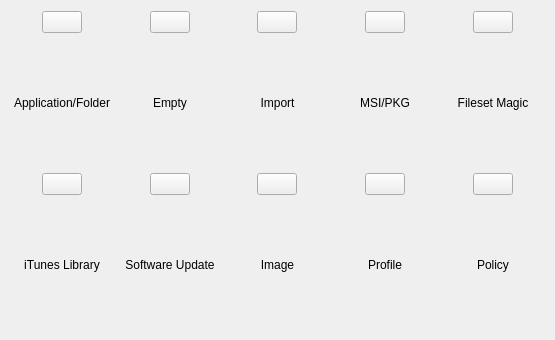
First picture: the form in FWAdminLib/CreateNewFilesetDlg.ui, repository fw-dev/translations, before the edit.
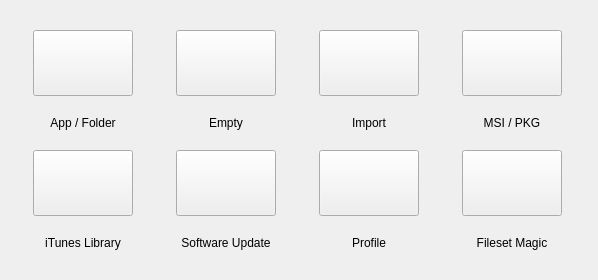
Second picture: the form after the edit. Icons and pictures are not drawn.

Patch:
```diff
--- a/FWAdminLib/CreateNewFilesetDlg.ui
+++ b/FWAdminLib/CreateNewFilesetDlg.ui
@@ -6,8 +6,8 @@
    <rect>
     <x>0</x>
     <y>0</y>
-    <width>555</width>
-    <height>340</height>
+    <width>598</width>
+    <height>280</height>
    </rect>
   </property>
   <property name="sizePolicy">
@@ -16,24 +16,48 @@
     <verstretch>0</verstretch>
    </sizepolicy>
   </property>
-  <property name="maximumSize">
-   <size>
-    <width>1024</width>
-    <height>2823</height>
-   </size>
-  </property>
   <property name="windowTitle">
    <string>Create New Fileset</string>
   </property>
   <layout class="QGridLayout" name="gridLayout">
+   <property name="horizontalSpacing">
+    <number>40</number>
+   </property>
+   <property name="verticalSpacing">
+    <number>20</number>
+   </property>
+   <property name="margin">
+    <number>30</number>
+   </property>
+   <item row="1" column="0">
+    <widget class="QLabel" name="labelFolder">
+     <property name="sizePolicy">
+      <sizepolicy hsizetype="Preferred" vsizetype="Fixed">
+       <horstretch>0</horstretch>
+       <verstretch>0</verstretch>
+      </sizepolicy>
+     </property>
+     <property name="maximumSize">
+      <size>
+       <width>100</width>
+       <height>16777215</height>
+      </size>
+     </property>
+     <property name="text">
+      <string>App / Folder</string>
+     </property>
+     <property name="alignment">
+      <set>Qt::AlignCenter</set>
+     </property>
+     <property name="wordWrap">
+      <bool>true</bool>
+     </property>
+    </widget>
+   </item>
    <item row="0" column="0">
-    <layout class="QVBoxLayout" name="verticalLayout">
-     <item>
-      <layout class="QHBoxLayout" name="horizontalLayout_2">
-       <item>
         <widget class="QPushButton" name="createFilesetFromFolderPB">
          <property name="sizePolicy">
-          <sizepolicy hsizetype="Fixed" vsizetype="Fixed">
+      <sizepolicy hsizetype="Minimum" vsizetype="Minimum">
            <horstretch>0</horstretch>
            <verstretch>0</verstretch>
           </sizepolicy>
@@ -56,28 +80,112 @@
          </property>
         </widget>
        </item>
-      </layout>
-     </item>
-     <item>
-      <widget class="QLabel" name="labelFolder">
+   <item row="0" column="2">
+    <widget class="QPushButton" name="importFilesetPB">
+     <property name="sizePolicy">
+      <sizepolicy hsizetype="Minimum" vsizetype="Minimum">
+       <horstretch>0</horstretch>
+       <verstretch>0</verstretch>
+      </sizepolicy>
+     </property>
+     <property name="toolTip">
+      <string>Import an existing .fileset file</string>
+     </property>
+     <property name="text">
+      <string/>
+     </property>
+     <property name="icon">
+      <iconset resource="../FileWaveGuiLib/GuiLib.qrc">
+       <normaloff>:/IDI_ICON_FILESET_IMPORT</normaloff>:/IDI_ICON_FILESET_IMPORT</iconset>
+     </property>
+     <property name="iconSize">
+      <size>
+       <width>32</width>
+       <height>32</height>
+      </size>
+     </property>
+    </widget>
+   </item>
+   <item row="1" column="3">
+    <widget class="QLabel" name="labelMSI">
+     <property name="sizePolicy">
+      <sizepolicy hsizetype="Preferred" vsizetype="Fixed">
+       <horstretch>0</horstretch>
+       <verstretch>0</verstretch>
+      </sizepolicy>
+     </property>
+     <property name="maximumSize">
+      <size>
+       <width>100</width>
+       <height>16777215</height>
+      </size>
+     </property>
        <property name="text">
-        <string>Application/Folder</string>
+      <string>MSI / PKG</string>
        </property>
        <property name="alignment">
         <set>Qt::AlignCenter</set>
        </property>
-      </widget>
-     </item>
-    </layout>
+     <property name="wordWrap">
+      <bool>true</bool>
+     </property>
+    </widget>
+   </item>
+   <item row="3" column="0">
+    <widget class="QLabel" name="labelPolicy_2">
+     <property name="sizePolicy">
+      <sizepolicy hsizetype="Preferred" vsizetype="Fixed">
+       <horstretch>0</horstretch>
+       <verstretch>0</verstretch>
+      </sizepolicy>
+     </property>
+     <property name="maximumSize">
+      <size>
+       <width>100</width>
+       <height>16777215</height>
+      </size>
+     </property>
+     <property name="text">
+      <string>iTunes Library</string>
+     </property>
+     <property name="alignment">
+      <set>Qt::AlignCenter</set>
+     </property>
+     <property name="wordWrap">
+      <bool>true</bool>
+     </property>
+    </widget>
+   </item>
+   <item row="2" column="0">
+    <widget class="QPushButton" name="createFilesetiTunesPB">
+     <property name="sizePolicy">
+      <sizepolicy hsizetype="Minimum" vsizetype="Minimum">
+       <horstretch>0</horstretch>
+       <verstretch>0</verstretch>
+      </sizepolicy>
+     </property>
+     <property name="toolTip">
+      <string>Create a fileset from iTunes Library content</string>
+     </property>
+     <property name="text">
+      <string/>
+     </property>
+     <property name="icon">
+      <iconset resource="../FileWaveGuiLib/GuiLib.qrc">
+       <normaloff>:/IDI_ICON_FILESET_ITUNES</normaloff>:/IDI_ICON_FILESET_ITUNES</iconset>
+     </property>
+     <property name="iconSize">
+      <size>
+       <width>32</width>
+       <height>32</height>
+      </size>
+     </property>
+    </widget>
    </item>
    <item row="0" column="1">
-    <layout class="QVBoxLayout" name="verticalLayout_2">
-     <item>
-      <layout class="QHBoxLayout" name="horizontalLayout_3">
-       <item>
         <widget class="QPushButton" name="emptyFilesetPB">
          <property name="sizePolicy">
-          <sizepolicy hsizetype="Fixed" vsizetype="Fixed">
+      <sizepolicy hsizetype="Minimum" vsizetype="Minimum">
            <horstretch>0</horstretch>
            <verstretch>0</verstretch>
           </sizepolicy>
@@ -100,72 +208,111 @@
          </property>
         </widget>
        </item>
-      </layout>
-     </item>
-     <item>
+   <item row="1" column="1">
       <widget class="QLabel" name="labelEmpty">
+     <property name="sizePolicy">
+      <sizepolicy hsizetype="Preferred" vsizetype="Fixed">
+       <horstretch>0</horstretch>
+       <verstretch>0</verstretch>
+      </sizepolicy>
+     </property>
+     <property name="maximumSize">
+      <size>
+       <width>100</width>
+       <height>16777215</height>
+      </size>
+     </property>
        <property name="text">
         <string>Empty</string>
        </property>
        <property name="alignment">
         <set>Qt::AlignCenter</set>
        </property>
-      </widget>
-     </item>
-    </layout>
-   </item>
-   <item row="0" column="2">
-    <layout class="QVBoxLayout" name="verticalLayout_7">
-     <item>
-      <layout class="QHBoxLayout" name="horizontalLayout_4">
-       <item>
-        <widget class="QPushButton" name="importFilesetPB">
-         <property name="sizePolicy">
-          <sizepolicy hsizetype="Fixed" vsizetype="Fixed">
-           <horstretch>0</horstretch>
-           <verstretch>0</verstretch>
-          </sizepolicy>
-         </property>
-         <property name="toolTip">
-          <string>Import an existing .fileset file</string>
-         </property>
-         <property name="text">
-          <string/>
-         </property>
-         <property name="icon">
-          <iconset resource="../FileWaveGuiLib/GuiLib.qrc">
-           <normaloff>:/IDI_ICON_FILESET_IMPORT</normaloff>:/IDI_ICON_FILESET_IMPORT</iconset>
-         </property>
-         <property name="iconSize">
-          <size>
-           <width>32</width>
-           <height>32</height>
-          </size>
-         </property>
-        </widget>
-       </item>
-      </layout>
-     </item>
-     <item>
+     <property name="wordWrap">
+      <bool>true</bool>
+     </property>
+    </widget>
+   </item>
+   <item row="1" column="2">
       <widget class="QLabel" name="labelImport">
+     <property name="sizePolicy">
+      <sizepolicy hsizetype="Preferred" vsizetype="Fixed">
+       <horstretch>0</horstretch>
+       <verstretch>0</verstretch>
+      </sizepolicy>
+     </property>
+     <property name="maximumSize">
+      <size>
+       <width>100</width>
+       <height>16777215</height>
+      </size>
+     </property>
        <property name="text">
         <string>Import</string>
        </property>
        <property name="alignment">
         <set>Qt::AlignCenter</set>
        </property>
-      </widget>
-     </item>
-    </layout>
+     <property name="wordWrap">
+      <bool>true</bool>
+     </property>
+    </widget>
+   </item>
+   <item row="2" column="1">
+    <widget class="QPushButton" name="createFilesetOSXUpdatesPB">
+     <property name="sizePolicy">
+      <sizepolicy hsizetype="Minimum" vsizetype="Minimum">
+       <horstretch>0</horstretch>
+       <verstretch>0</verstretch>
+      </sizepolicy>
+     </property>
+     <property name="toolTip">
+      <string>Create a fileset based on Software Update content</string>
+     </property>
+     <property name="text">
+      <string/>
+     </property>
+     <property name="icon">
+      <iconset resource="../FileWaveGuiLib/GuiLib.qrc">
+       <normaloff>:/IDI_ICON_FILESET_SW_UPDATE</normaloff>:/IDI_ICON_FILESET_SW_UPDATE</iconset>
+     </property>
+     <property name="iconSize">
+      <size>
+       <width>32</width>
+       <height>32</height>
+      </size>
+     </property>
+    </widget>
+   </item>
+   <item row="3" column="1">
+    <widget class="QLabel" name="label">
+     <property name="sizePolicy">
+      <sizepolicy hsizetype="Preferred" vsizetype="Fixed">
+       <horstretch>0</horstretch>
+       <verstretch>0</verstretch>
+      </sizepolicy>
+     </property>
+     <property name="maximumSize">
+      <size>
+       <width>100</width>
+       <height>16777215</height>
+      </size>
+     </property>
+     <property name="text">
+      <string>Software Update</string>
+     </property>
+     <property name="alignment">
+      <set>Qt::AlignCenter</set>
+     </property>
+     <property name="wordWrap">
+      <bool>true</bool>
+     </property>
+    </widget>
    </item>
    <item row="0" column="3">
-    <layout class="QVBoxLayout" name="verticalLayout_8">
-     <item>
-      <layout class="QHBoxLayout" name="horizontalLayout_5">
-       <item>
         <widget class="QPushButton" name="createFilesetFromPatchPB">
          <property name="sizePolicy">
-          <sizepolicy hsizetype="Fixed" vsizetype="Fixed">
+      <sizepolicy hsizetype="Minimum" vsizetype="Minimum">
            <horstretch>0</horstretch>
            <verstretch>0</verstretch>
           </sizepolicy>
@@ -188,31 +335,61 @@
          </property>
         </widget>
        </item>
-      </layout>
-     </item>
-     <item>
-      <widget class="QLabel" name="labelMSI">
+   <item row="2" column="2">
+    <widget class="QPushButton" name="createFilesetProfilePB">
+     <property name="sizePolicy">
+      <sizepolicy hsizetype="Minimum" vsizetype="Minimum">
+       <horstretch>0</horstretch>
+       <verstretch>0</verstretch>
+      </sizepolicy>
+     </property>
+     <property name="toolTip">
+      <string>Create a Profile fileset for OSX Computers</string>
+     </property>
+     <property name="text">
+      <string/>
+     </property>
+     <property name="icon">
+      <iconset resource="../FileWaveGuiLib/GuiLib.qrc">
+       <normaloff>:/IDI_ICON_APPLE_CONFIGURATOR</normaloff>:/IDI_ICON_APPLE_CONFIGURATOR</iconset>
+     </property>
+     <property name="iconSize">
+      <size>
+       <width>32</width>
+       <height>32</height>
+      </size>
+     </property>
+    </widget>
+   </item>
+   <item row="3" column="2">
+    <widget class="QLabel" name="profileLabel">
+     <property name="sizePolicy">
+      <sizepolicy hsizetype="Preferred" vsizetype="Fixed">
+       <horstretch>0</horstretch>
+       <verstretch>0</verstretch>
+      </sizepolicy>
+     </property>
+     <property name="maximumSize">
+      <size>
+       <width>100</width>
+       <height>16777215</height>
+      </size>
+     </property>
        <property name="text">
-        <string>MSI/PKG</string>
+      <string>Profile</string>
        </property>
        <property name="alignment">
         <set>Qt::AlignCenter</set>
        </property>
-      </widget>
-     </item>
-    </layout>
-   </item>
-   <item row="0" column="4">
-    <layout class="QVBoxLayout" name="verticalLayout_9">
-     <property name="sizeConstraint">
-      <enum>QLayout::SetDefaultConstraint</enum>
+     <property name="wordWrap">
+      <bool>true</bool>
      </property>
-     <item>
-      <layout class="QHBoxLayout" name="horizontalLayout_6">
-       <item>
+    </widget>
+   </item>
+   <item row="2" column="3">
         <widget class="QPushButton" name="filesetWinMagicPB">
          <property name="sizePolicy">
-          <sizepolicy hsizetype="Fixed" vsizetype="Fixed">
+      <sizepolicy hsizetype="Minimum" vsizetype="Minimum">
            <horstretch>0</horstretch>
            <verstretch>0</verstretch>
           </sizepolicy>
@@ -235,239 +412,30 @@
          </property>
         </widget>
        </item>
-      </layout>
-     </item>
-     <item>
+   <item row="3" column="3">
       <widget class="QLabel" name="labelMagic">
+     <property name="sizePolicy">
+      <sizepolicy hsizetype="Preferred" vsizetype="Fixed">
+       <horstretch>0</horstretch>
+       <verstretch>0</verstretch>
+      </sizepolicy>
+     </property>
+     <property name="maximumSize">
+      <size>
+       <width>100</width>
+       <height>16777215</height>
+      </size>
+     </property>
        <property name="text">
         <string>Fileset Magic</string>
        </property>
        <property name="alignment">
         <set>Qt::AlignCenter</set>
        </property>
-      </widget>
-     </item>
-    </layout>
-   </item>
-   <item row="1" column="0">
-    <layout class="QVBoxLayout" name="verticalLayout_13">
-     <item>
-      <layout class="QHBoxLayout" name="horizontalLayout_10">
-       <item>
-        <widget class="QPushButton" name="createFilesetiTunesPB">
-         <property name="sizePolicy">
-          <sizepolicy hsizetype="Fixed" vsizetype="Fixed">
-           <horstretch>0</horstretch>
-           <verstretch>0</verstretch>
-          </sizepolicy>
-         </property>
-         <property name="toolTip">
-          <string>Create a fileset from iTunes Library content</string>
-         </property>
-         <property name="text">
-          <string/>
-         </property>
-         <property name="icon">
-          <iconset resource="../FileWaveGuiLib/GuiLib.qrc">
-           <normaloff>:/IDI_ICON_FILESET_ITUNES_32</normaloff>:/IDI_ICON_FILESET_ITUNES_32</iconset>
-         </property>
-         <property name="iconSize">
-          <size>
-           <width>32</width>
-           <height>32</height>
-          </size>
-         </property>
-        </widget>
-       </item>
-      </layout>
-     </item>
-     <item>
-      <widget class="QLabel" name="labelPolicy_2">
-       <property name="text">
-        <string>iTunes Library</string>
-       </property>
-       <property name="alignment">
-        <set>Qt::AlignCenter</set>
-       </property>
-      </widget>
-     </item>
-    </layout>
-   </item>
-   <item row="1" column="1">
-    <layout class="QVBoxLayout" name="verticalLayout_3">
-     <item>
-      <layout class="QHBoxLayout" name="horizontalLayout_8">
-       <item>
-        <widget class="QPushButton" name="createFilesetOSXUpdatesPB">
-         <property name="sizePolicy">
-          <sizepolicy hsizetype="Fixed" vsizetype="Fixed">
-           <horstretch>0</horstretch>
-           <verstretch>0</verstretch>
-          </sizepolicy>
-         </property>
-         <property name="toolTip">
-          <string>Create a fileset based on Software Update content</string>
-         </property>
-         <property name="text">
-          <string/>
-         </property>
-         <property name="icon">
-          <iconset resource="../FileWaveGuiLib/GuiLib.qrc">
-           <normaloff>:/IDI_ICON_REFRESH</normaloff>:/IDI_ICON_REFRESH</iconset>
-         </property>
-         <property name="iconSize">
-          <size>
-           <width>32</width>
-           <height>32</height>
-          </size>
-         </property>
-        </widget>
-       </item>
-      </layout>
-     </item>
-     <item>
-      <widget class="QLabel" name="label">
-       <property name="text">
-        <string>Software Update</string>
-       </property>
-       <property name="alignment">
-        <set>Qt::AlignCenter</set>
-       </property>
-      </widget>
-     </item>
-    </layout>
-   </item>
-   <item row="1" column="2">
-    <layout class="QVBoxLayout" name="verticalLayout_10">
-     <item>
-      <layout class="QHBoxLayout" name="horizontalLayout_7">
-       <item>
-        <widget class="QPushButton" name="createFilesetFromVolumePB">
-         <property name="sizePolicy">
-          <sizepolicy hsizetype="Fixed" vsizetype="Fixed">
-           <horstretch>0</horstretch>
-           <verstretch>0</verstretch>
-          </sizepolicy>
-         </property>
-         <property name="toolTip">
-          <string>Create an Imaging Fileset From a Volume</string>
-         </property>
-         <property name="text">
-          <string/>
-         </property>
-         <property name="icon">
-          <iconset resource="../FileWaveGuiLib/GuiLib.qrc">
-           <normaloff>:/IDI_ICON_FILESET_VOLUME</normaloff>:/IDI_ICON_FILESET_VOLUME</iconset>
-         </property>
-         <property name="iconSize">
-          <size>
-           <width>32</width>
-           <height>32</height>
-          </size>
-         </property>
-        </widget>
-       </item>
-      </layout>
-     </item>
-     <item>
-      <widget class="QLabel" name="labelImage">
-       <property name="text">
-        <string>Image</string>
-       </property>
-       <property name="alignment">
-        <set>Qt::AlignCenter</set>
-       </property>
-      </widget>
-     </item>
-    </layout>
-   </item>
-   <item row="1" column="3">
-    <layout class="QVBoxLayout" name="verticalLayout_14">
-     <item>
-      <layout class="QHBoxLayout" name="horizontalLayout_11">
-       <item>
-        <widget class="QPushButton" name="createFilesetProfilePB">
-         <property name="sizePolicy">
-          <sizepolicy hsizetype="Fixed" vsizetype="Fixed">
-           <horstretch>0</horstretch>
-           <verstretch>0</verstretch>
-          </sizepolicy>
-         </property>
-         <property name="toolTip">
-          <string>Import an existing .fileset file</string>
-         </property>
-         <property name="text">
-          <string/>
-         </property>
-         <property name="icon">
-          <iconset resource="../FileWaveGuiLib/GuiLib.qrc">
-           <normaloff>:/IDI_ICON_APPLE_CONFIGURATOR</normaloff>:/IDI_ICON_APPLE_CONFIGURATOR</iconset>
-         </property>
-         <property name="iconSize">
-          <size>
-           <width>32</width>
-           <height>32</height>
-          </size>
-         </property>
-        </widget>
-       </item>
-      </layout>
-     </item>
-     <item>
-      <widget class="QLabel" name="profileLabel">
-       <property name="text">
-        <string>Profile</string>
-       </property>
-       <property name="alignment">
-        <set>Qt::AlignCenter</set>
-       </property>
-      </widget>
-     </item>
-    </layout>
-   </item>
-   <item row="1" column="4">
-    <layout class="QVBoxLayout" name="verticalLayout_12">
-     <item>
-      <layout class="QHBoxLayout" name="horizontalLayout_9">
-       <item>
-        <widget class="QPushButton" name="createFilesetPolicyPB">
-         <property name="sizePolicy">
-          <sizepolicy hsizetype="Fixed" vsizetype="Fixed">
-           <horstretch>0</horstretch>
-           <verstretch>0</verstretch>
-          </sizepolicy>
-         </property>
-         <property name="toolTip">
-          <string>Create a Policy fileset for Mac OS X computers</string>
-         </property>
-         <property name="text">
-          <string/>
-         </property>
-         <property name="icon">
-          <iconset resource="../FileWaveGuiLib/GuiLib.qrc">
-           <normaloff>:/IDI_ICON_FILESET_POLICY_32</normaloff>:/IDI_ICON_FILESET_POLICY_32</iconset>
-         </property>
-         <property name="iconSize">
-          <size>
-           <width>32</width>
-           <height>32</height>
-          </size>
-         </property>
-        </widget>
-       </item>
-      </layout>
-     </item>
-     <item>
-      <widget class="QLabel" name="labelPolicy">
-       <property name="text">
-        <string>Policy</string>
-       </property>
-       <property name="alignment">
-        <set>Qt::AlignCenter</set>
-       </property>
-      </widget>
-     </item>
-    </layout>
+     <property name="wordWrap">
+      <bool>true</bool>
+     </property>
+    </widget>
    </item>
   </layout>
  </widget>
```
Left out of the diff: 4 changed lines with no effect on the pictures. Lines whose indentation alone changed are shown as unchanged.
